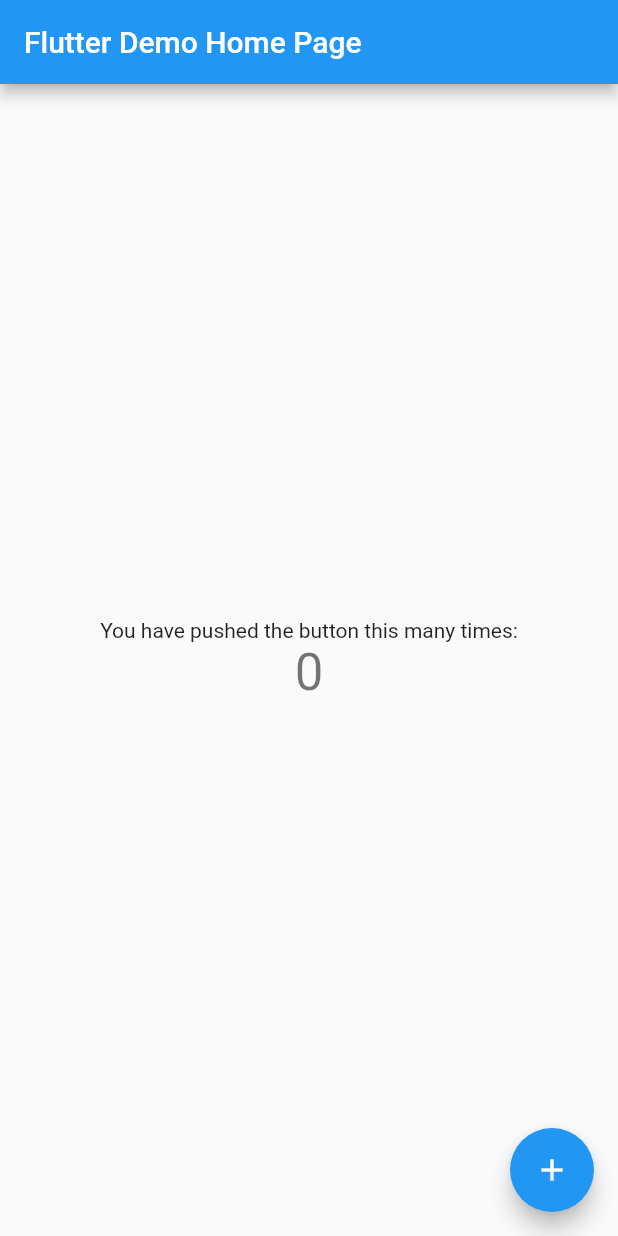
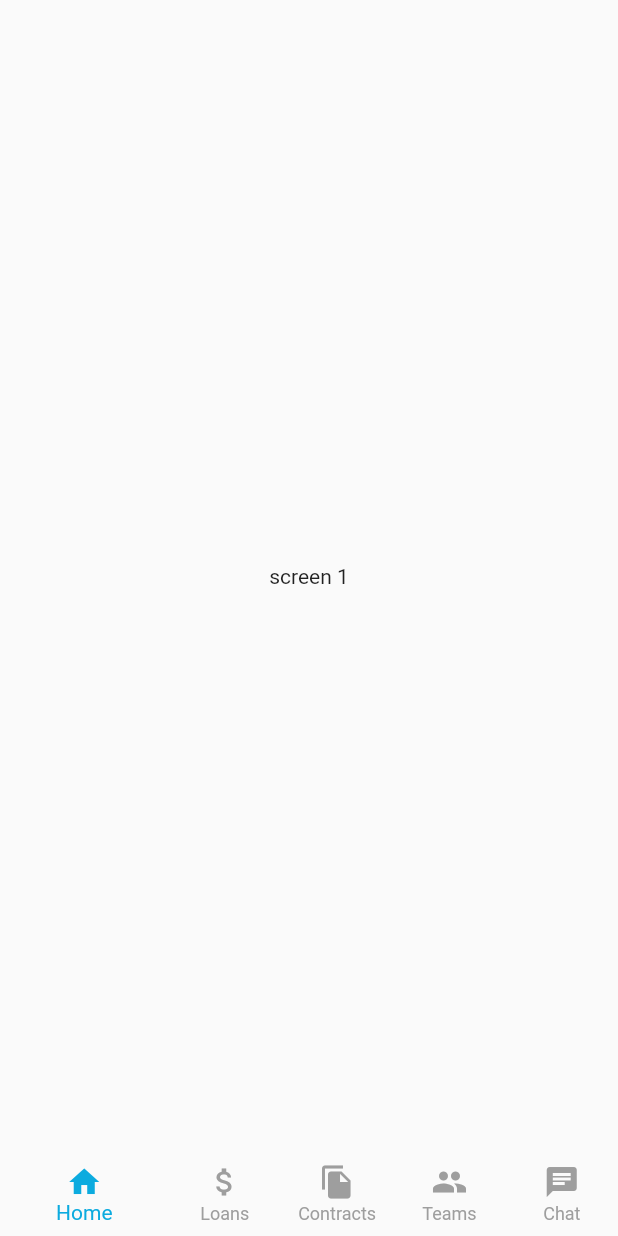
Before and after one commit to Abh1navAbhinav/marlo_technologies, a Flutter app: the screen it shows after launch, on a phone screen of 412 x 824 dp. Run offline on Flutter 3.47's test engine with Material 2 defaults, Android fonts, the phone set to English and light mode, and no system bars; our stand-ins replace get, google_fonts.

Commit message:
in this commit i have almost  completed  the ui

```diff
--- /dev/null
+++ b/lib/controller/bottom_controller.dart
@@ -0,0 +1,33 @@
+import 'package:flutter/material.dart';
+import 'package:get/get.dart';
+import 'package:project1/view/demo_screens.dart/screen1.dart';
+import 'package:project1/view/demo_screens.dart/screen2.dart';
+import 'package:project1/view/demo_screens.dart/screen3.dart';
+import 'package:project1/view/demo_screens.dart/screen4.dart';
+import 'package:project1/view/home/homescreen.dart';
+
+class BottomController extends GetxController {
+  // final homecontrller = Get.put(HomeController());
+  final pages = [
+    const Screen1(),
+    const Screen2(),
+    HomeScreen(),
+    const Screen3(),
+    const Screen4(),
+  ];
+  List<IconData> bottomIcons = [
+    Icons.home,
+    Icons.attach_money_sharp,
+    Icons.file_copy,
+    Icons.people,
+    Icons.chat,
+  ];
+  List<String> bottomLabels = [
+    'Home',
+    'Loans',
+    'Contracts',
+    'Teams',
+    'Chat',
+  ];
+  RxInt selectedPageIndex = 0.obs;
+}
--- /dev/null
+++ b/lib/controller/home_controller.dart
@@ -0,0 +1,18 @@
+import 'package:flutter/material.dart';
+import 'package:get/get.dart';
+
+class HomeController extends GetxController {
+  List<MaterialColor> avatarColors = [
+    Colors.blue,
+    Colors.amber,
+    Colors.blueGrey,
+    Colors.brown,
+    Colors.cyan,
+    Colors.green,
+    Colors.indigo,
+    Colors.lightBlue,
+    Colors.lightGreen,
+    Colors.purple,
+    Colors.teal
+  ];
+}
--- a/lib/main.dart
+++ b/lib/main.dart
@@ -1,4 +1,7 @@
 import 'package:flutter/material.dart';
+import 'package:get/get.dart';
+import 'package:google_fonts/google_fonts.dart';
+import 'package:project1/view/bottom_navigation/bottom_navigation.dart';
 
 void main() {
   runApp(const MyApp());
@@ -7,109 +10,18 @@ void main() {
 class MyApp extends StatelessWidget {
   const MyApp({super.key});
 
-  // This widget is the root of your application.
   @override
   Widget build(BuildContext context) {
-    return MaterialApp(
+    return GetMaterialApp(
+      debugShowCheckedModeBanner: false,
       title: 'Flutter Demo',
       theme: ThemeData(
-        // This is the theme of your application.
-        //
-        // Try running your application with "flutter run". You'll see the
-        // application has a blue toolbar. Then, without quitting the app, try
-        // changing the primarySwatch below to Colors.green and then invoke
-        // "hot reload" (press "r" in the console where you ran "flutter run",
-        // or simply save your changes to "hot reload" in a Flutter IDE).
-        // Notice that the counter didn't reset back to zero; the application
-        // is not restarted.
         primarySwatch: Colors.blue,
+        textTheme: GoogleFonts.robotoTextTheme(
+          Theme.of(context).textTheme,
+        ),
       ),
-      home: const MyHomePage(title: 'Flutter Demo Home Page'),
+      home: BottomNavigationScreen(),
     );
   }
 }
-
-class MyHomePage extends StatefulWidget {
-  const MyHomePage({super.key, required this.title});
-
-  // This widget is the home page of your application. It is stateful, meaning
-  // that it has a State object (defined below) that contains fields that affect
-  // how it looks.
-
-  // This class is the configuration for the state. It holds the values (in this
-  // case the title) provided by the parent (in this case the App widget) and
-  // used by the build method of the State. Fields in a Widget subclass are
-  // always marked "final".
-
-  final String title;
-
-  @override
-  State<MyHomePage> createState() => _MyHomePageState();
-}
-
-class _MyHomePageState extends State<MyHomePage> {
-  int _counter = 0;
-
-  void _incrementCounter() {
-    setState(() {
-      // This call to setState tells the Flutter framework that something has
-      // changed in this State, which causes it to rerun the build method below
-      // so that the display can reflect the updated values. If we changed
-      // _counter without calling setState(), then the build method would not be
-      // called again, and so nothing would appear to happen.
-      _counter++;
-    });
-  }
-
-  @override
-  Widget build(BuildContext context) {
-    // This method is rerun every time setState is called, for instance as done
-    // by the _incrementCounter method above.
-    //
-    // The Flutter framework has been optimized to make rerunning build methods
-    // fast, so that you can just rebuild anything that needs updating rather
-    // than having to individually change instances of widgets.
-    return Scaffold(
-      appBar: AppBar(
-        // Here we take the value from the MyHomePage object that was created by
-        // the App.build method, and use it to set our appbar title.
-        title: Text(widget.title),
-      ),
-      body: Center(
-        // Center is a layout widget. It takes a single child and positions it
-        // in the middle of the parent.
-        child: Column(
-          // Column is also a layout widget. It takes a list of children and
-          // arranges them vertically. By default, it sizes itself to fit its
-          // children horizontally, and tries to be as tall as its parent.
-          //
-          // Invoke "debug painting" (press "p" in the console, choose the
-          // "Toggle Debug Paint" action from the Flutter Inspector in Android
-          // Studio, or the "Toggle Debug Paint" command in Visual Studio Code)
-          // to see the wireframe for each widget.
-          //
-          // Column has various properties to control how it sizes itself and
-          // how it positions its children. Here we use mainAxisAlignment to
-          // center the children vertically; the main axis here is the vertical
-          // axis because Columns are vertical (the cross axis would be
-          // horizontal).
-          mainAxisAlignment: MainAxisAlignment.center,
-          children: <Widget>[
-            const Text(
-              'You have pushed the button this many times:',
-            ),
-            Text(
-              '$_counter',
-              style: Theme.of(context).textTheme.headline4,
-            ),
-          ],
-        ),
-      ),
-      floatingActionButton: FloatingActionButton(
-        onPressed: _incrementCounter,
-        tooltip: 'Increment',
-        child: const Icon(Icons.add),
-      ), // This trailing comma makes auto-formatting nicer for build methods.
-    );
-  }
-}
--- /dev/null
+++ b/lib/view/bottom_navigation/bottom_navigation.dart
@@ -0,0 +1,38 @@
+import 'package:flutter/material.dart';
+import 'package:get/get.dart';
+import 'package:project1/constants/colors.dart';
+import 'package:project1/controller/bottom_controller.dart';
+
+class BottomNavigationScreen extends GetView<BottomController> {
+  BottomNavigationScreen({super.key});
+  final bottomController = Get.put(BottomController());
+
+  @override
+  Widget build(BuildContext context) {
+    return Obx(
+      () => Scaffold(
+        body: controller.pages[controller.selectedPageIndex.value],
+        bottomNavigationBar: BottomNavigationBar(
+          showUnselectedLabels: true,
+          elevation: 0,
+          selectedItemColor: colorsObj.kBlueColor,
+          backgroundColor: Colors.white,
+          currentIndex: controller.selectedPageIndex.value,
+          unselectedItemColor: Colors.grey,
+          onTap: (value) async {
+            controller.selectedPageIndex.value = value;
+          },
+          items: List.generate(
+            controller.bottomLabels.length,
+            (index) => BottomNavigationBarItem(
+              icon: Icon(
+                controller.bottomIcons[index],
+              ),
+              label: controller.bottomLabels[index],
+            ),
+          ),
+        ),
+      ),
+    );
+  }
+}
--- /dev/null
+++ b/lib/view/demo_screens.dart/screen1.dart
@@ -0,0 +1,14 @@
+import 'package:flutter/material.dart';
+
+class Screen1 extends StatelessWidget {
+  const Screen1({super.key});
+
+  @override
+  Widget build(BuildContext context) {
+    return const Scaffold(
+      body: Center(
+        child: Text('screen 1'),
+      ),
+    );
+  }
+}
--- a/pubspec.yaml
+++ b/pubspec.yaml
@@ -36,6 +36,8 @@ dependencies:
   # The following adds the Cupertino Icons font to your application.
   # Use with the CupertinoIcons class for iOS style icons.
   cupertino_icons: ^1.0.2
+  google_fonts: ^3.0.1
+  get: ^4.6.5
 
 dev_dependencies:
   flutter_test:
```
Also changed, not shown: lib/constants/colors.dart (added, +11 -0 lines), lib/constants/textstyles.dart (added, +23 -0 lines), lib/controller/invite_controller.dart (added, +13 -0 lines), lib/view/demo_screens.dart/screen2.dart (added, +14 -0 lines), lib/view/demo_screens.dart/screen3.dart (added, +14 -0 lines), lib/view/demo_screens.dart/screen4.dart (added, +14 -0 lines), lib/view/home/homescreen.dart (added, +54 -0 lines), lib/view/home/widgets/all_people_list_tile.dart (added, +53 -0 lines), lib/view/home/widgets/invited_people_list_tile.dart (added, +51 -0 lines), lib/view/home/widgets/see_all_widget.dart (added, +28 -0 lines), lib/view/invite/invite.dart (added, +87 -0 lines), lib/view/invite/widgets/bottom_sheet.dart (added, +85 -0 lines), lib/view/invite/widgets/continue_button.dart (added, +37 -0 lines), pubspec.lock, 1 other file.
